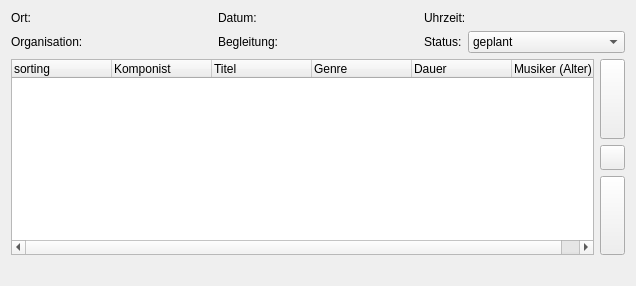
Old version of the form src/gui/concertmanager/recitaltabs.ui in the repository doitux/qupil.
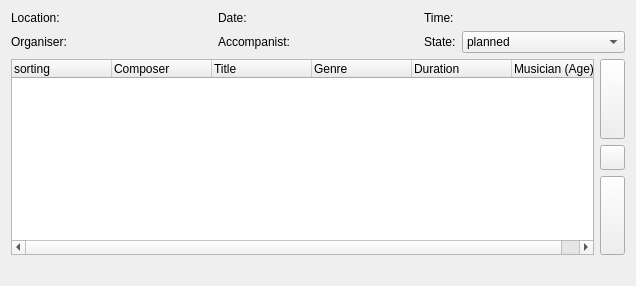
New version of the form. Icons and pictures are not drawn.

```diff
--- a/src/gui/concertmanager/recitaltabs.ui
+++ b/src/gui/concertmanager/recitaltabs.ui
@@ -19,7 +19,7 @@
      <item>
       <widget class="QLabel" name="label_2">
        <property name="text">
-        <string>Ort:</string>
+        <string>Location:</string>
        </property>
       </widget>
      </item>
@@ -46,7 +46,7 @@
      <item>
       <widget class="QLabel" name="label_4">
        <property name="text">
-        <string>Datum:</string>
+        <string>Date:</string>
        </property>
       </widget>
      </item>
@@ -73,7 +73,7 @@
      <item>
       <widget class="QLabel" name="label_6">
        <property name="text">
-        <string>Uhrzeit:</string>
+        <string>Time:</string>
        </property>
       </widget>
      </item>
@@ -100,7 +100,7 @@
      <item>
       <widget class="QLabel" name="label">
        <property name="text">
-        <string>Organisation:</string>
+        <string>Organiser:</string>
        </property>
       </widget>
      </item>
@@ -127,7 +127,7 @@
      <item>
       <widget class="QLabel" name="label_5">
        <property name="text">
-        <string>Begleitung:</string>
+        <string>Accompanist:</string>
        </property>
       </widget>
      </item>
@@ -154,7 +154,7 @@
      <item>
       <widget class="QLabel" name="label_3">
        <property name="text">
-        <string>Status:</string>
+        <string>State:</string>
        </property>
       </widget>
      </item>
@@ -168,7 +168,7 @@
        </property>
        <item>
         <property name="text">
-         <string>geplant</string>
+         <string>planned</string>
         </property>
        </item>
        <item>
@@ -203,12 +203,12 @@
        </column>
        <column>
         <property name="text">
-         <string>Komponist</string>
+         <string>Composer</string>
         </property>
        </column>
        <column>
         <property name="text">
-         <string>Titel</string>
+         <string>Title</string>
         </property>
        </column>
        <column>
@@ -218,12 +218,12 @@
        </column>
        <column>
         <property name="text">
-         <string>Dauer</string>
+         <string>Duration</string>
         </property>
        </column>
        <column>
         <property name="text">
-         <string>Musiker (Alter) - Instrument</string>
+         <string>Musician (Age) - Instrument</string>
         </property>
        </column>
       </widget>
```
Left out of the diff: 5 changed lines with no effect on the pictures.
